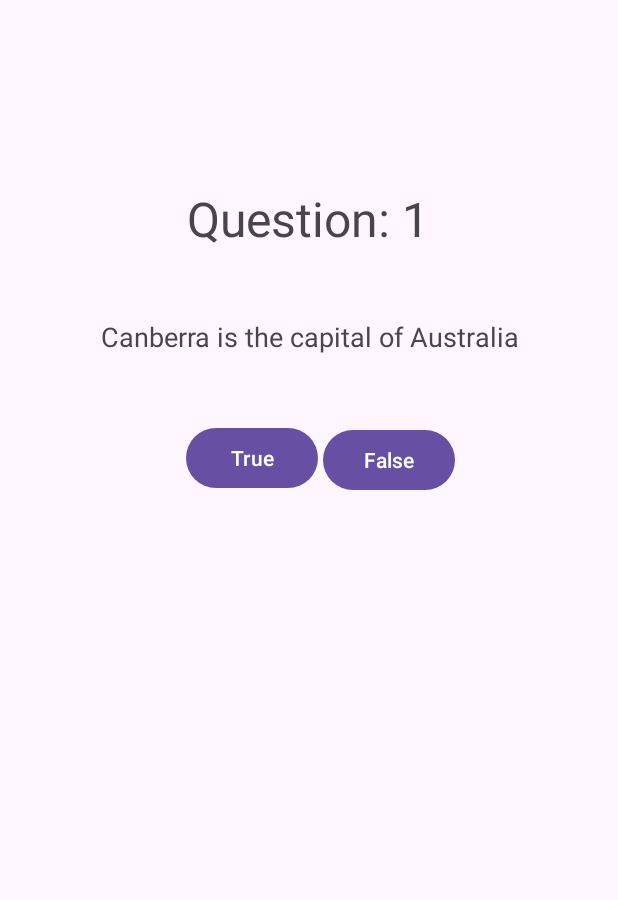
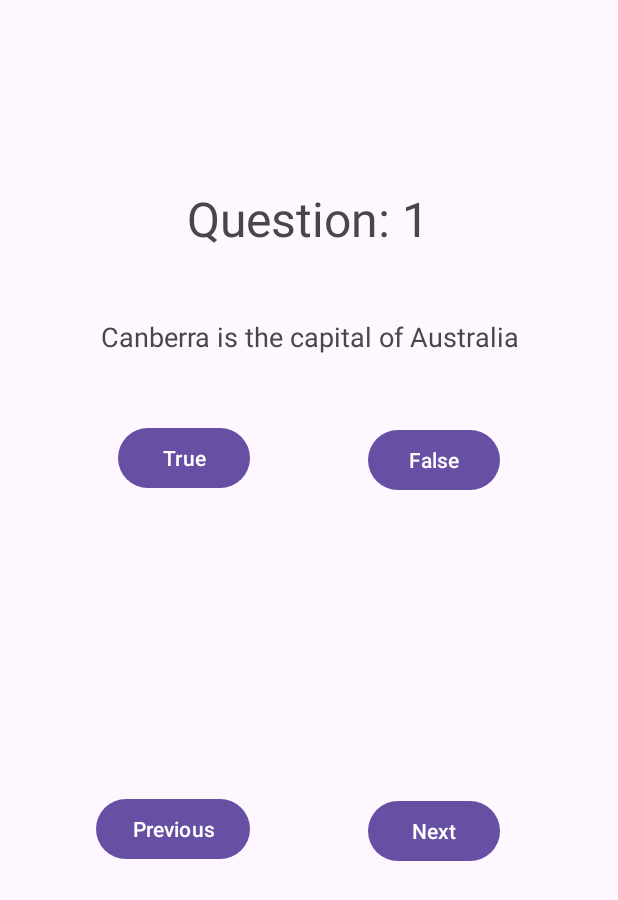
Before and after one commit to kreamin/CSC202, an Android app: the screen it shows after launch (MainActivity), on a phone screen of 412 x 824 dp. Shown: the top 900 px of the screen. Run offline under Robolectric (Android 15) with nearby library versions, the phone set to English and light mode, and no system bars.

Commit message:
more stuff

```diff
--- a/app/build.gradle
+++ b/app/build.gradle
@@ -33,7 +33,6 @@ android {
 }
 
 dependencies {
-
     implementation libs.androidx.core.ktx
     implementation libs.androidx.appcompat
     implementation libs.material
--- a/app/src/main/java/com/example/myapplication/MainActivity.kt
+++ b/app/src/main/java/com/example/myapplication/MainActivity.kt
@@ -1,6 +1,8 @@
 package com.example.myapplication
 
+import android.app.appsearch.AppSearchSchema.BooleanPropertyConfig
 import android.os.Bundle
+import android.util.Log
 import android.view.View
 import android.widget.Button
 import android.widget.TextView
@@ -16,13 +18,16 @@ import kotlinx.coroutines.launch
 interface Question {
     val text: String
     fun isCorrectAnswer(answer: Boolean): Boolean
+    val answered: Boolean
 }
 
 data class TrueFalseQuestion(
     override val text: String,
-    val correctAnswer: Boolean
+    val correctAnswer: Boolean,
+    override var answered: Boolean = false
 ): Question {
     override fun isCorrectAnswer(answer: Boolean): Boolean {
+        answered = true
         return answer == correctAnswer
     }
 }
@@ -50,6 +55,8 @@ val questions: List<Question> = listOf(
 class MainActivity : AppCompatActivity() {
     lateinit var trueButton: Button
     lateinit var falseButton: Button
+    lateinit var nextButton: Button
+    lateinit var previousButton: Button
     lateinit var questionNum: TextView
     lateinit var questionTxt: TextView
     var currentQuestion: Int = 0
@@ -67,6 +74,26 @@ class MainActivity : AppCompatActivity() {
         questionTxt = findViewById(R.id.questionText)
         trueButton = findViewById(R.id.trueButton)
         falseButton = findViewById(R.id.falseButton)
+        nextButton = findViewById(R.id.Next)
+        previousButton = findViewById(R.id.Previous)
+
+        previousButton.setOnClickListener{ view: View ->
+            if (currentQuestion == 0) {
+                println("cant do that")
+            } else {
+                currentQuestion--
+                showQuestion()
+            }
+        }
+
+        nextButton.setOnClickListener{ view: View ->
+            if (currentQuestion + 1 == questions.size) {
+                Log.w("cant do that", "cant do that")
+            } else {
+                currentQuestion++
+                showQuestion()
+            }
+        }
 
         trueButton.setOnClickListener{ view: View ->
             val correct = questions[currentQuestion].isCorrectAnswer(true)
@@ -86,6 +113,13 @@ class MainActivity : AppCompatActivity() {
         val question = questions[currentQuestion]
         questionNum.text = "Question: ${currentQuestion + 1}"
         questionTxt.text = question.text
+        if (questions[currentQuestion].answered) {
+            trueButton.isEnabled = false
+            falseButton.isEnabled = false
+        } else {
+            trueButton.isEnabled = true
+            falseButton.isEnabled = true
+        }
     }
 
     fun nextQuestion(correct: Boolean) {
--- a/app/src/main/res/layout/activity_main.xml
+++ b/app/src/main/res/layout/activity_main.xml
@@ -37,8 +37,6 @@
         android:id="@+id/trueButton"
         android:layout_width="wrap_content"
         android:layout_height="wrap_content"
-        android:layout_marginStart="124dp"
-        android:layout_marginEnd="2dp"
         android:layout_marginBottom="366dp"
         android:text="True"
         app:layout_constraintBottom_toBottomOf="parent"
@@ -51,8 +49,6 @@
         android:id="@+id/falseButton"
         android:layout_width="wrap_content"
         android:layout_height="wrap_content"
-        android:layout_marginStart="1dp"
-        android:layout_marginEnd="109dp"
         android:layout_marginBottom="366dp"
         android:text="False"
         app:layout_constraintBottom_toBottomOf="parent"
@@ -61,4 +57,28 @@
         app:layout_constraintTop_toBottomOf="@+id/questionNum"
         app:layout_constraintVertical_bias="0.475" />
 
+    <Button
+        android:id="@+id/Previous"
+        android:layout_width="wrap_content"
+        android:layout_height="wrap_content"
+        android:layout_marginTop="199dp"
+        android:layout_marginBottom="206dp"
+        android:text="Previous"
+        app:layout_constraintBottom_toBottomOf="parent"
+        app:layout_constraintEnd_toEndOf="@+id/trueButton"
+        app:layout_constraintTop_toBottomOf="@+id/trueButton"
+        app:layout_constraintVertical_bias="0.0" />
+
+    <Button
+        android:id="@+id/Next"
+        android:layout_width="wrap_content"
+        android:layout_height="wrap_content"
+        android:layout_marginTop="199dp"
+        android:layout_marginBottom="206dp"
+        android:text="Next"
+        app:layout_constraintBottom_toBottomOf="parent"
+        app:layout_constraintStart_toStartOf="@+id/falseButton"
+        app:layout_constraintTop_toBottomOf="@+id/falseButton"
+        app:layout_constraintVertical_bias="0.0" />
+
 </androidx.constraintlayout.widget.ConstraintLayout>
```
